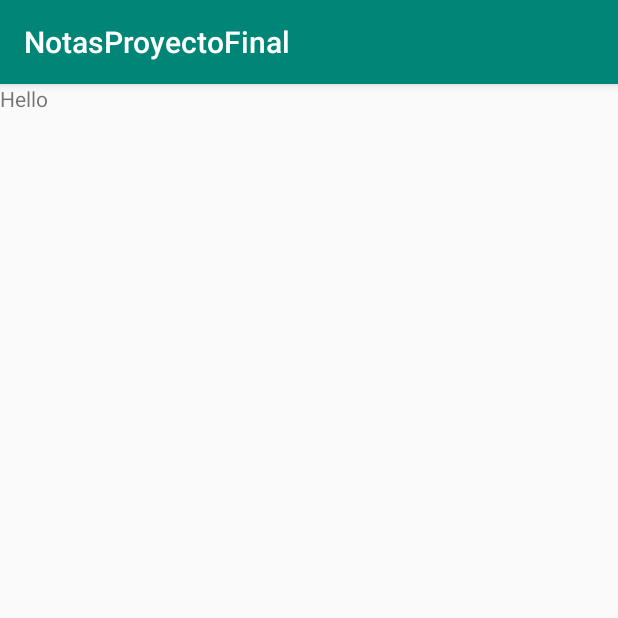
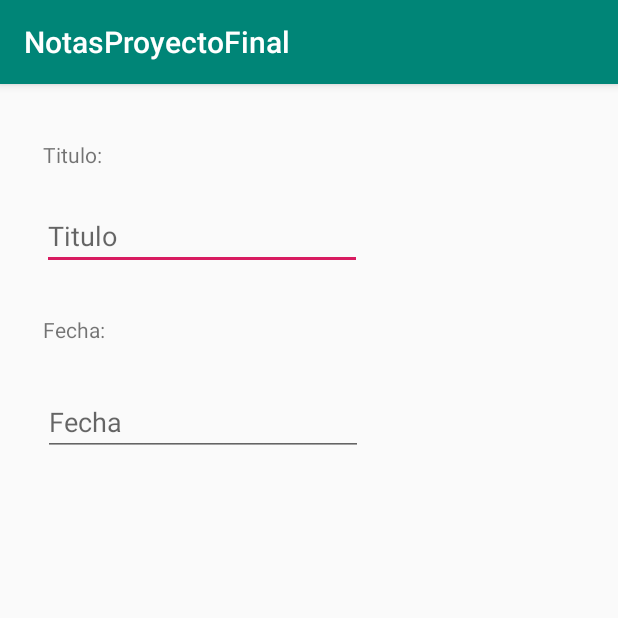
Before and after one commit to jlmv97/NotasProyectoFinal, an Android app: the fragment Multimedia shown on its own in the app's theme, on a phone screen of 412 x 824 dp, the top half of it. Run offline under Robolectric (Android 15) with nearby library versions, the phone set to English and light mode, and no system bars.

Commit message:
Se agrego la navegación de los fragmentos e interfaz basica para las notas.

```diff
--- a/app/src/main/AndroidManifest.xml
+++ b/app/src/main/AndroidManifest.xml
@@ -9,6 +9,7 @@
         android:roundIcon="@mipmap/ic_launcher_round"
         android:supportsRtl="true"
         android:theme="@style/AppTheme">
+        <activity android:name=".Seleccion"></activity>
         <activity
             android:name=".MainActivity"
             android:label="@string/app_name"
--- a/app/src/main/res/layout/multimedia_fragment.xml
+++ b/app/src/main/res/layout/multimedia_fragment.xml
@@ -1,13 +1,65 @@
 <?xml version="1.0" encoding="utf-8"?>
-<FrameLayout xmlns:android="http://schemas.android.com/apk/res/android"
+<androidx.constraintlayout.widget.ConstraintLayout xmlns:android="http://schemas.android.com/apk/res/android"
+    xmlns:app="http://schemas.android.com/apk/res-auto"
     xmlns:tools="http://schemas.android.com/tools"
     android:layout_width="match_parent"
     android:layout_height="match_parent"
     tools:context=".MultimediaFragment.Multimedia">
 
     <TextView
-        android:layout_width="match_parent"
-        android:layout_height="match_parent"
-        android:text="Hello" />
+        android:id="@+id/lbl_titulo"
+        android:layout_width="wrap_content"
+        android:layout_height="wrap_content"
+        android:layout_marginStart="28dp"
+        android:layout_marginLeft="28dp"
+        android:layout_marginTop="37dp"
+        android:layout_marginEnd="344dp"
+        android:layout_marginRight="344dp"
+        android:text="Titulo:"
+        app:layout_constraintEnd_toEndOf="parent"
+        app:layout_constraintStart_toStartOf="parent"
+        app:layout_constraintTop_toTopOf="parent" />
 
-</FrameLayout>
+    <EditText
+        android:id="@+id/txt_titulo"
+        android:layout_width="wrap_content"
+        android:layout_height="wrap_content"
+        android:layout_marginStart="28dp"
+        android:layout_marginLeft="28dp"
+        android:layout_marginTop="22dp"
+        android:ems="10"
+        android:hint="Titulo"
+        android:inputType="textPersonName"
+        app:layout_constraintStart_toStartOf="parent"
+        app:layout_constraintTop_toBottomOf="@+id/lbl_titulo" />
+
+    <TextView
+        android:id="@+id/lbl_fecha"
+        android:layout_width="wrap_content"
+        android:layout_height="wrap_content"
+        android:layout_marginStart="28dp"
+        android:layout_marginLeft="28dp"
+        android:layout_marginTop="30dp"
+        android:layout_marginEnd="341dp"
+        android:layout_marginRight="341dp"
+        android:text="Fecha:"
+        app:layout_constraintEnd_toEndOf="parent"
+        app:layout_constraintStart_toStartOf="parent"
+        app:layout_constraintTop_toBottomOf="@+id/txt_titulo" />
+
+    <EditText
+        android:id="@+id/editText2"
+        android:layout_width="wrap_content"
+        android:layout_height="wrap_content"
+        android:layout_marginStart="28dp"
+        android:layout_marginLeft="28dp"
+        android:layout_marginTop="29dp"
+        android:layout_marginEnd="170dp"
+        android:layout_marginRight="170dp"
+        android:ems="10"
+        android:hint="Fecha"
+        android:inputType="textPersonName"
+        app:layout_constraintEnd_toEndOf="parent"
+        app:layout_constraintStart_toStartOf="parent"
+        app:layout_constraintTop_toBottomOf="@+id/lbl_fecha" />
+</androidx.constraintlayout.widget.ConstraintLayout>
--- a/app/src/main/res/layout/notas_fragment.xml
+++ b/app/src/main/res/layout/notas_fragment.xml
@@ -8,6 +8,6 @@
     <TextView
         android:layout_width="match_parent"
         android:layout_height="match_parent"
-        android:text="Hello" />
+        android:text="Fragmento Notas" />
 
 </FrameLayout>
```
Also changed, not shown: app/src/main/java/com/example/notasproyectofinal/MainActivity.java (+7 -2 lines), app/src/main/java/com/example/notasproyectofinal/Seleccion.java (added, +36 -0 lines), app/src/main/res/layout/activity_seleccion.xml (added, +42 -0 lines).
